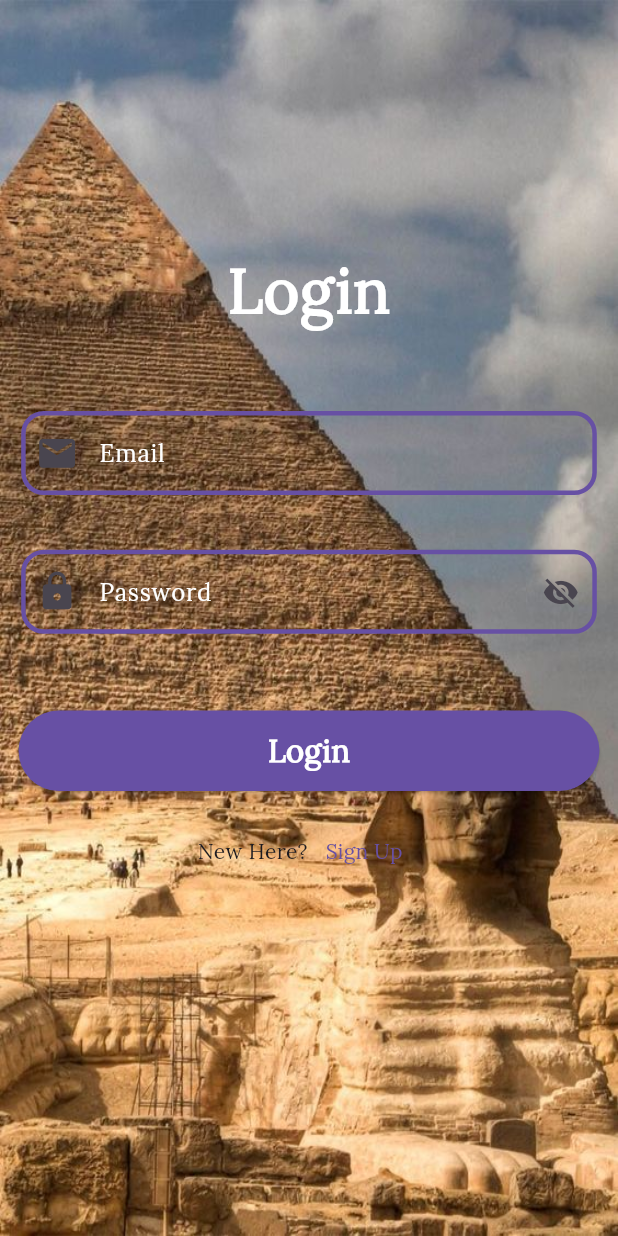
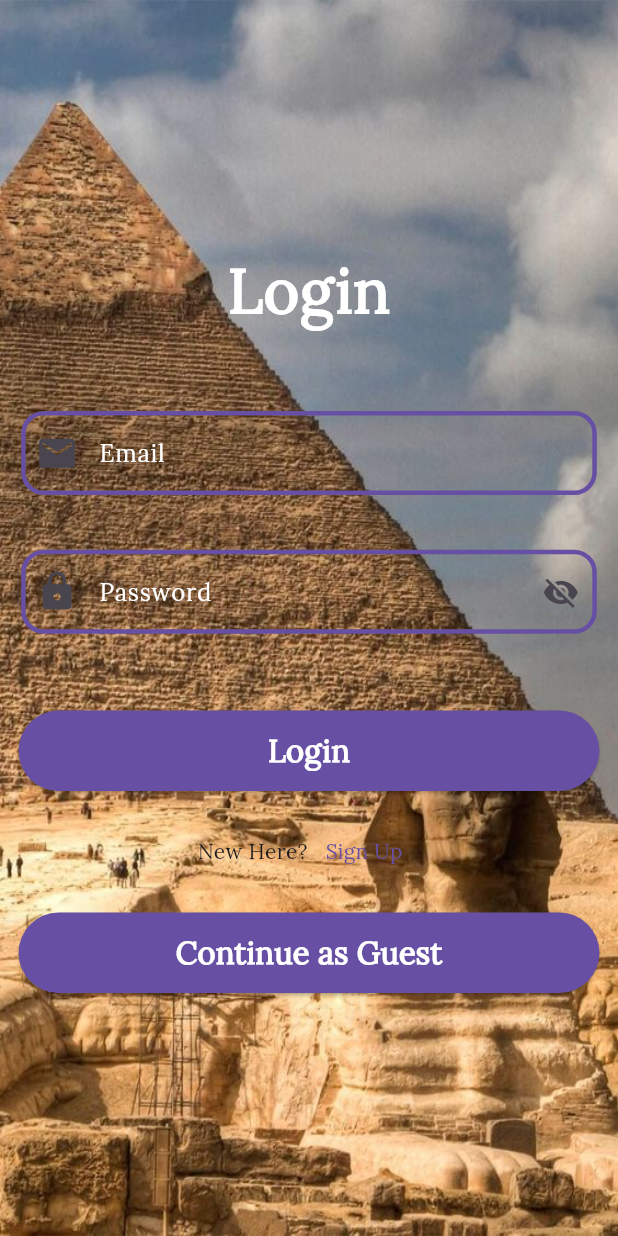
Before and after one commit to Mohammed-Ahmed-Khaled/tourist_guide_app, a Flutter app: the screen it shows after launch, after a tap on "Sign UP", after a tap on "Login", on a phone screen of 412 x 824 dp. Run offline on Flutter 3.47's test engine with Material 3 defaults, Android fonts, the phone set to English and light mode, and no system bars; our stand-ins replace flutter_riverpod, intl_phone_number_input, shared_preferences.

Commit message:
Continue as Guest Commit

```diff
--- a/lib/l10n/intl_ar.arb
+++ b/lib/l10n/intl_ar.arb
@@ -56,6 +56,7 @@
   "alreadyHaveAccount": "لديك حساب بالفعل ؟",
   "profile_details": "الملف الشخصي",
   "save": "حفظ",
-  "edit_profile": "تعديل الملف الشخصي"
+  "edit_profile": "تعديل الملف الشخصي",
+  "continueasguest": "استمر كضيف"
 
 }
--- a/lib/l10n/intl_en.arb
+++ b/lib/l10n/intl_en.arb
@@ -56,5 +56,6 @@
     "alreadyHaveAccount": "Already have an account ?",
     "profile_details": "Profile Details",
     "save": "Save",
-    "edit_profile":"Edit Profile"
+    "edit_profile":"Edit Profile",
+    "continueasguest": "Continue as Guest"
 }
--- a/lib/screens/login_screen.dart
+++ b/lib/screens/login_screen.dart
@@ -71,7 +71,6 @@ class _LoginPageState extends State<LoginPage> {
   @override
   Widget build(BuildContext context) {
     final screenHeight = MediaQuery.of(context).size.height;
-
     return Scaffold(
       body: Stack(
         children: [
@@ -113,6 +112,38 @@ class _LoginPageState extends State<LoginPage> {
                     ),
                   ],
                 ),
+                SizedBox(height: screenHeight * 0.02),
+                Padding(
+                  padding: EdgeInsets.symmetric(
+                      horizontal: MediaQuery.of(context).size.width * 0.02),
+                  child: ElevatedButton(
+                    style: ElevatedButton.styleFrom(
+                      backgroundColor: Theme.of(context).primaryColor,
+                      padding: EdgeInsets.symmetric(
+                        vertical: MediaQuery.of(context).size.height * 0.015,
+                        horizontal: MediaQuery.of(context).size.width * 0.1,
+                      ),
+                    ),
+                    onPressed: () {
+                      Navigator.push(
+                        context,
+                        MaterialPageRoute(
+                          builder: (context) => TabsScreen(
+                            togglelanguage: widget.togglelanguage,
+                          ),
+                        ),
+                      );
+                    },
+                    child: Text(
+                      S.of(context).continueasguest,
+                      style: TextStyle(
+                        fontWeight: FontWeight.bold,
+                        color: Colors.white,
+                        fontSize: MediaQuery.of(context).size.width * 0.05,
+                      ),
+                    ),
+                  ),
+                ),
               ],
             ),
           ),
--- a/lib/screens/sign_up_screen.dart
+++ b/lib/screens/sign_up_screen.dart
@@ -217,6 +217,34 @@ class _SignUpState extends State<SignUp> {
                         ),
                       ],
                     ),
+                    SizedBox(height: screenHeight * 0.02),
+                    ElevatedButton(
+                      onPressed: () {
+                        Navigator.push(
+                          context,
+                          MaterialPageRoute(
+                            builder: (context) => TabsScreen(
+                              togglelanguage: widget.togglelanguage,
+                            ),
+                          ),
+                        );
+                      },
+                      style: ElevatedButton.styleFrom(
+                        padding: EdgeInsets.symmetric(
+                          vertical: screenHeight * 0.02,
+                          horizontal: screenWidth * 0.1,
+                        ),
+                        backgroundColor: Color.fromARGB(255, 101, 48, 20),
+                      ),
+                      child: Text(
+                        S.of(context).continueasguest,
+                        style: TextStyle(
+                          fontWeight: FontWeight.bold,
+                          color: Colors.white,
+                          fontSize: screenWidth * 0.045,
+                        ),
+                      ),
+                    ),
                   ],
                 ),
               ),
```
Also changed, not shown: lib/generated/intl/messages_ar.dart, lib/generated/intl/messages_en.dart, lib/generated/l10n.dart.
